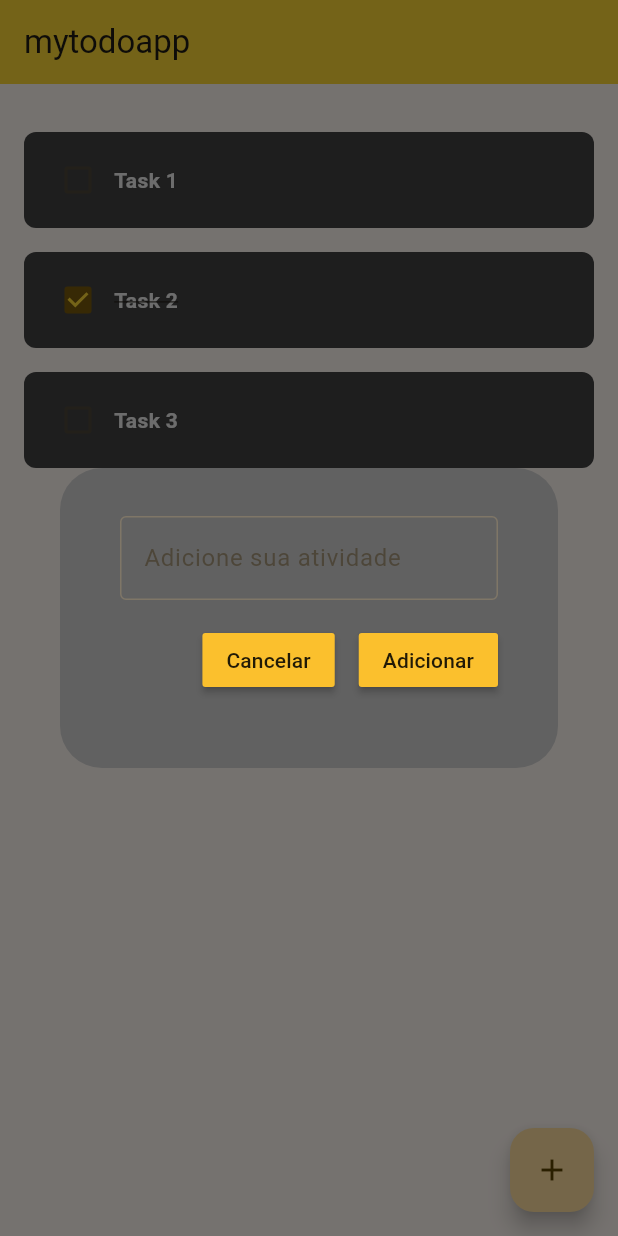
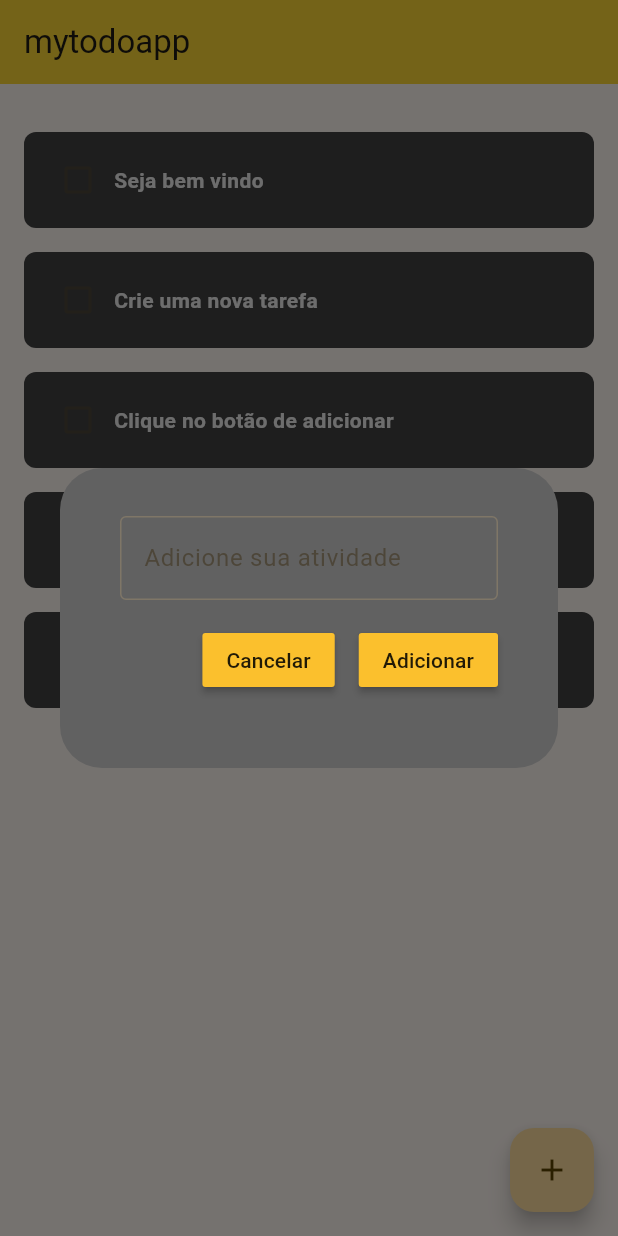
Before and after one commit to huandrey/minimalist-todo-app-flutter, a Flutter app: the screen it shows after launch, after a tap on the "add" icon, on a phone screen of 412 x 824 dp. Run offline on Flutter 3.47's test engine with Material 3 defaults, Android fonts, the phone set to English and light mode, and no system bars; our stand-ins replace hive_flutter; accounts and stored records are empty.

Commit message:
adicionando hint para servir como db local

```diff
--- /dev/null
+++ b/lib/db/todo_db.dart
@@ -0,0 +1,43 @@
+import 'package:hive_flutter/hive_flutter.dart';
+
+class ToDoDb {
+  List toDoList = [];
+
+  // reference to the box opened in main.dart
+  final _box = Hive.box('todo_box');
+
+  // run this method always if this is the 1st time the app is opened
+  void createInitData() {
+    toDoList = [
+      [
+        "Seja bem vindo",
+        false,
+      ],
+      [
+        "Crie uma nova tarefa",
+        false,
+      ],
+      [
+        "Clique no botão de adicionar",
+        false,
+      ],
+      [
+        "Clique na tarefa para marcar como concluída",
+        false,
+      ],
+      [
+        "Deslize a tarefa para a direita para excluir",
+        false,
+      ],
+    ];
+  }
+
+  // load data from the box
+  void loadData() {
+    toDoList = _box.get('todo_list');
+  }
+
+  void updateData() {
+    _box.put('todo_list', toDoList);
+  }
+}
--- a/lib/main.dart
+++ b/lib/main.dart
@@ -1,7 +1,14 @@
 import 'package:flutter/material.dart';
+import 'package:hive_flutter/hive_flutter.dart';
 import 'package:mytodolist/pages/home/home_page.dart';
 
-void main() {
+void main() async {
+  // init the hive
+  await Hive.initFlutter();
+
+  // open a box from hive
+  var box = await Hive.openBox('todo_box');
+
   runApp(const MyApp());
 }
 
--- a/lib/pages/home/components/todo_tile.dart
+++ b/lib/pages/home/components/todo_tile.dart
@@ -1,4 +1,5 @@
 import 'package:flutter/material.dart';
+import 'package:mytodolist/utils/extensions.dart';
 
 class TodoTile extends StatelessWidget {
   final String taskName;
@@ -30,7 +31,7 @@ class TodoTile extends StatelessWidget {
               checkColor: Colors.yellow.shade600,
             ),
             Text(
-              taskName,
+                taskName.truncateTo(36),
               style: TextStyle(
                 color: Colors.grey.shade200,
                 decoration: taskCompleted ? TextDecoration.lineThrough : null,
--- a/lib/pages/home/home_page.dart
+++ b/lib/pages/home/home_page.dart
@@ -1,5 +1,7 @@
 
 import 'package:flutter/material.dart';
+import 'package:hive_flutter/hive_flutter.dart';
+import 'package:mytodolist/db/todo_db.dart';
 import 'package:mytodolist/pages/home/components/todo_tile.dart';
 import 'package:mytodolist/utils/dialog_box.dart';
 
@@ -12,12 +14,23 @@ class HomePage extends StatefulWidget {
 }
 
 class _MyHomePageState extends State<HomePage> {
+  // reference to the box opened in main.dart
+  final _box = Hive.box('todo_box');
+  ToDoDb db = ToDoDb();
+
+  // input controller
   final TextEditingController _controller = TextEditingController();
-  List todoList = [
-    ['Task 1', false],
-    ['Task 2', true],
-    ['Task 3', false],
-  ];
+
+  @override
+  void initState() {
+    if (_box.get('todo_list') == null) {
+      db.createInitData();
+    } else {
+      db.loadData();
+    }
+
+    super.initState();
+  }
 
   @override
   Widget build(BuildContext context) {
@@ -28,11 +41,11 @@ class _MyHomePageState extends State<HomePage> {
       ),
       body: ListView.builder(
         padding: const EdgeInsets.only(top: 24),
-        itemCount: todoList.length,
+        itemCount: db.toDoList.length,
         itemBuilder: (context, index) {
           return TodoTile(
-            taskName: todoList[index][0],
-            taskCompleted: todoList[index][1],
+            taskName: db.toDoList[index][0],
+            taskCompleted: db.toDoList[index][1],
             onChanged: (value) {
               _checkboxOnChange(value, index);
             },
@@ -49,16 +62,20 @@ class _MyHomePageState extends State<HomePage> {
 
   _checkboxOnChange(bool? value, int index) {
     setState(() {
-      todoList[index][1] = value!;
+      db.toDoList[index][1] = value!;
     });
+
+    db.updateData();
   }
 
   void _saveNewTask() {
     Navigator.pop(context);
     setState(() {
-      todoList.add([_controller.text, false]);
+      db.toDoList.add([_controller.text, false]);
       _controller.clear();
     });
+
+    db.updateData();
   }
 
   void _addTask() {
--- /dev/null
+++ b/lib/utils/extensions.dart
@@ -0,0 +1,9 @@
+extension StringUtils on String {
+  String truncateTo(int maxLength, {bool showEllipsis = true}) {
+    if (showEllipsis && maxLength > 3) {
+      return length <= maxLength ? this : '${substring(0, maxLength - 3)}...';
+    } else {
+      return length <= maxLength ? this : substring(0, maxLength);
+    }
+  }
+}
--- a/pubspec.yaml
+++ b/pubspec.yaml
@@ -10,13 +10,13 @@ dependencies:
   flutter:
     sdk: flutter
   cupertino_icons: ^1.0.2
+  hive: ^2.2.3
+  hive_flutter: ^1.1.0
 
 dev_dependencies:
   flutter_test:
     sdk: flutter
 
-  hive: ^2.2.3
-  hive_flutter: ^1.1.0
 
   flutter_lints: ^2.0.0
 
```
Also changed, not shown: pubspec.lock, 3 other files.
